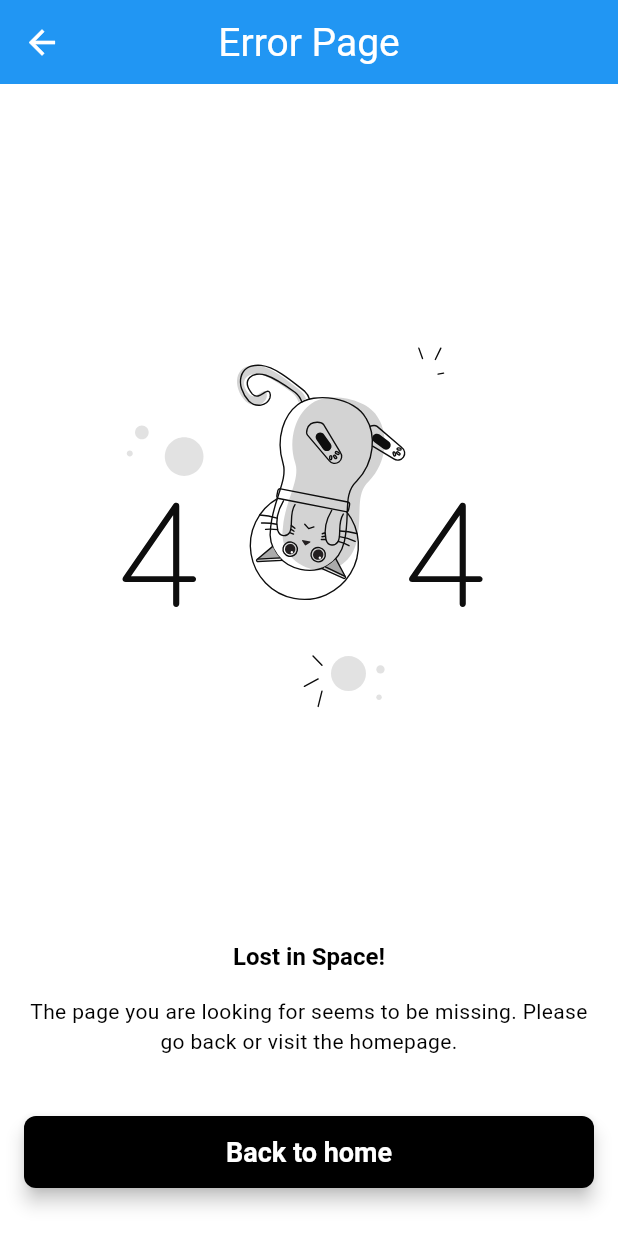
After one commit to Akash006/flutter_portfolio, a Flutter app: the screen it shows after launch, after a tap on "Error Page Route", on a phone screen of 412 x 824 dp. The commit adds this screen. Run offline on Flutter 3.47's test engine with Material 3 defaults, Android fonts, the phone set to English and light mode, and no system bars; our stand-ins replace animated_text_kit, flutter_svg, go_router, image_picker; Roboto replaces fonts that are missing (Raleway).

Commit message:
Adding error page route

```diff
--- a/lib/Routes/appRouteConfig.dart
+++ b/lib/Routes/appRouteConfig.dart
@@ -9,9 +9,12 @@ import 'package:flutter_portfolio/widgets/imagePicker.dart';
 import 'package:flutter_portfolio/widgets/tabBar.dart';
 import 'package:flutter_portfolio/widgets/snackBar.dart';
 import 'package:flutter_portfolio/widgets/dropdown.dart';
+import 'errorPage.dart';
 
 class MyAppRouter {
   GoRouter router = GoRouter(
+    // Only work if initialRoute is not defined
+    errorBuilder: (context, state) => const Error404Screen(),
     routes: [
       GoRoute(
         name: MyAppRouteConstants.homeWidgetRouteName,
@@ -52,7 +55,7 @@ class MyAppRouter {
         name: MyAppRouteConstants.dropDownWidgetRouteName,
         path: '/dropDownWidget',
         builder: (context, state) => const DropdownMenuExample(),
-      ),
+      )
     ],
   );
 }
--- /dev/null
+++ b/lib/Routes/errorPage.dart
@@ -0,0 +1,168 @@
+import 'package:flutter/material.dart';
+import 'package:flutter_svg/flutter_svg.dart';
+import 'package:flutter_portfolio/widgets/appBar.dart';
+import 'package:go_router/go_router.dart';
+
+class Error404Screen extends StatelessWidget {
+  const Error404Screen({super.key});
+
+  @override
+  Widget build(BuildContext context) {
+    return Scaffold(
+      appBar: AppbarWidget(titleText: "Error Page"),
+      backgroundColor: Colors.white,
+      body: SafeArea(
+        child: Padding(
+          padding: const EdgeInsets.all(16),
+          child: Column(
+            children: [
+              const Spacer(flex: 2),
+              SizedBox(
+                width: MediaQuery.of(context).size.width * 0.8,
+                child: AspectRatio(
+                  aspectRatio: 1,
+                  child: SvgPicture.string(
+                    error404Illistration,
+                    fit: BoxFit.scaleDown,
+                  ),
+                ),
+              ),
+              const Spacer(flex: 2),
+              ErrorInfo(
+                title: "Lost in Space!",
+                description:
+                "The page you are looking for seems to be missing. Please go back or visit the homepage.",
+                // button: you can pass your custom button,
+                btnText: "Back to home",
+                press: () {
+                  context.go('/');
+                },
+              ),
+            ],
+          ),
+        ),
+      ),
+    );
+  }
+}
+
+class ErrorInfo extends StatelessWidget {
+  const ErrorInfo({
+    super.key,
+    required this.title,
+    required this.description,
+    this.button,
+    this.btnText,
+    required this.press,
+  });
+
+  final String title;
+  final String description;
+  final Widget? button;
+  final String? btnText;
+  final VoidCallback press;
+
+  @override
+  Widget build(BuildContext context) {
+    return Center(
+      child: Container(
+        constraints: const BoxConstraints(maxWidth: 400),
+        alignment: Alignment.center,
+        child: Column(
+          crossAxisAlignment: CrossAxisAlignment.center,
+          mainAxisAlignment: MainAxisAlignment.center,
+          children: [
+            Text(
+              title,
+              style: Theme.of(context)
+                  .textTheme
+                  .headlineSmall!
+                  .copyWith(fontWeight: FontWeight.bold),
+            ),
+            const SizedBox(height: 16),
+            Text(
+              description,
+              textAlign: TextAlign.center,
+            ),
+            const SizedBox(height: 16 * 2.5),
+            button ??
+                ElevatedButton(
+                  onPressed: press,
+                  style: ElevatedButton.styleFrom(
+                      minimumSize: const Size(double.infinity, 48),
+                      backgroundColor: Colors.black,
+                      foregroundColor: Colors.white,
+                      shape: const RoundedRectangleBorder(
+                          borderRadius: BorderRadius.all(Radius.circular(8)))),
+                  child: Text(btnText ?? "Retry".toUpperCase()),
+                ),
+            const SizedBox(height: 16),
+          ],
+        ),
+      ),
+    );
+  }
+}
+
+const error404Illistration = '''
+<svg width="1080" height="1080" viewBox="0 0 1080 1080" fill="none" xmlns="http://www.w3.org/2000/svg">
+<path d="M541.25 279.47C578.25 249.12 667.8 262.99 691.7 308.91C712.54 343 711.93 403.16 670.77 446.27C639.83 475.71 657.51 514.97 644.31 576.87C619.44 682.87 466.85 645.71 483.2 545.35C489 486.52 521.03 442.86 510.2 407.15C492.36 349.79 514.08 300.51 541.25 279.47Z" fill="#D3D3D3"/>
+<path d="M514.4 279.47C551.4 249.12 641 263 664.85 308.9C685.69 342.99 685.08 403.15 643.92 446.26C613 475.71 630.66 515 617.46 576.86C592.59 682.86 440 645.7 456.35 545.34C462.15 486.51 494.18 442.85 483.35 407.14C465.51 349.79 487.23 300.51 514.4 279.47Z" stroke="#0E0E0E" stroke-width="3" stroke-linecap="round" stroke-linejoin="round"/>
+<path d="M622.45 512.9C637.407 531.813 646.211 554.854 647.677 578.922C649.143 602.99 643.2 626.929 630.649 647.517C618.098 668.106 599.541 684.355 577.476 694.077C555.41 703.8 530.896 706.53 507.232 701.899C483.569 697.268 461.892 685.499 445.12 668.175C428.347 650.852 417.284 628.806 413.42 605.006C409.556 581.205 413.076 556.791 423.507 535.052C433.937 513.312 450.777 495.289 471.76 483.41" stroke="#0E0E0E" stroke-width="3" stroke-linecap="round" stroke-linejoin="round"/>
+<path d="M624.519 491.348L477.978 462.678C475.181 462.131 472.47 463.954 471.923 466.751L469.771 477.752C469.223 480.549 471.047 483.26 473.844 483.807L620.385 512.478C623.182 513.025 625.893 511.201 626.44 508.405L628.593 497.403C629.14 494.606 627.316 491.896 624.519 491.348Z" stroke="#0E0E0E" stroke-width="3" stroke-linecap="round" stroke-linejoin="round"/>
+<path d="M599.21 615.7L619.65 656.83L571.9 634.43C582.3 629.76 593 621.15 599.21 615.7Z" fill="#ABABAB"/>
+<path d="M598.39 615.21L619.46 654.71C619.704 655.185 619.792 655.725 619.712 656.253C619.631 656.781 619.387 657.27 619.013 657.651C618.638 658.032 618.153 658.285 617.627 658.375C617.101 658.464 616.559 658.386 616.08 658.15L567.42 636.24" stroke="#0E0E0E" stroke-width="3" stroke-miterlimit="10"/>
+<path d="M574.78 632.79L619.03 653.7" stroke="#0E0E0E" stroke-width="3" stroke-miterlimit="10"/>
+<path d="M460.41 588.54L426.23 617.61L478.64 616.18C470.78 607.94 464.09 595.93 460.41 588.54Z" fill="#ABABAB"/>
+<path d="M460.8 588.29L426.39 616.94C425.981 617.287 425.693 617.754 425.566 618.275C425.439 618.796 425.48 619.343 425.683 619.839C425.886 620.335 426.241 620.754 426.696 621.037C427.152 621.319 427.685 621.449 428.22 621.41L482.22 619.03" stroke="#0E0E0E" stroke-width="3" stroke-miterlimit="10"/>
+<path d="M476.6 613.58L427.73 616.26" stroke="#0E0E0E" stroke-width="3" stroke-miterlimit="10"/>
+<path d="M584.07 400.95L536.81 345.46C531.87 338.76 537.09 325.77 543.81 320.83C550.51 315.89 567.08 315.48 572.01 322.18L608.42 383C610.789 386.233 611.782 390.272 611.182 394.235C610.583 398.198 608.439 401.762 605.22 404.15V404.15C601.987 406.519 597.948 407.512 593.985 406.912C590.022 406.313 586.458 404.169 584.07 400.95V400.95Z" stroke="#0E0E0E" stroke-width="3" stroke-miterlimit="10"/>
+<path d="M587.418 364.272L572.854 343.681C569.625 339.116 563.307 338.033 558.742 341.262L558.734 341.268C554.169 344.497 553.086 350.815 556.315 355.38L570.879 375.97C574.107 380.535 580.426 381.618 584.991 378.389L584.999 378.384C589.564 375.155 590.647 368.837 587.418 364.272Z" fill="#0E0E0E"/>
+<path d="M604.657 383.151L600.601 381.421C599.483 380.944 598.191 381.464 597.714 382.581L597.71 382.59C597.233 383.708 597.753 385 598.871 385.477L602.927 387.207C604.045 387.684 605.337 387.165 605.814 386.047L605.818 386.038C606.294 384.92 605.775 383.628 604.657 383.151Z" stroke="#0E0E0E" stroke-width="3" stroke-miterlimit="10"/>
+<path d="M585.411 392.28L585.137 396.681C585.062 397.894 585.984 398.938 587.197 399.014L587.207 399.014C588.42 399.089 589.464 398.167 589.539 396.955L589.812 392.553C589.887 391.34 588.965 390.296 587.752 390.221L587.742 390.22C586.53 390.145 585.486 391.067 585.411 392.28Z" stroke="#0E0E0E" stroke-width="3" stroke-miterlimit="10"/>
+<path d="M596.671 395.87C597.357 396.839 598.699 397.068 599.668 396.381C600.637 395.695 600.866 394.353 600.179 393.384L597.693 389.876C597.007 388.907 595.665 388.678 594.696 389.364C593.727 390.051 593.498 391.393 594.185 392.362L596.671 395.87Z" stroke="#0E0E0E" stroke-width="3" stroke-miterlimit="10"/>
+<path d="M672.85 326.27C678.64 324.14 685.03 323.62 688.77 326.27L742.61 372.39C745.882 374.704 748.106 378.218 748.795 382.166C749.485 386.114 748.584 390.174 746.29 393.46V393.46C743.976 396.732 740.462 398.956 736.514 399.645C732.566 400.335 728.506 399.434 725.22 397.14L678.11 368.74" stroke="#0E0E0E" stroke-width="3" stroke-miterlimit="10"/>
+<path d="M714.424 359.026L694.198 344.146C689.714 340.847 683.404 341.808 680.105 346.293L680.099 346.301C676.8 350.785 677.761 357.095 682.246 360.394L702.472 375.273C706.956 378.572 713.266 377.611 716.565 373.127L716.571 373.119C719.87 368.634 718.909 362.325 714.424 359.026Z" fill="#0E0E0E"/>
+<path d="M739.137 373.64L734.741 373.286C733.53 373.189 732.469 374.092 732.372 375.303L732.371 375.313C732.274 376.524 733.177 377.585 734.388 377.682L738.783 378.036C739.995 378.133 741.055 377.23 741.153 376.019L741.154 376.009C741.251 374.798 740.348 373.737 739.137 373.64Z" stroke="#0E0E0E" stroke-width="3" stroke-miterlimit="10"/>
+<path d="M723.686 384.871L724.833 389.149C725.148 390.327 726.36 391.027 727.539 390.711L727.548 390.708C728.727 390.392 729.426 389.181 729.11 388.002L727.964 383.724C727.648 382.546 726.436 381.847 725.258 382.163L725.248 382.165C724.069 382.481 723.37 383.693 723.686 384.871Z" stroke="#0E0E0E" stroke-width="3.01272" stroke-miterlimit="10"/>
+<path d="M735.54 388.252C736.498 388.954 737.843 388.745 738.544 387.787C739.245 386.828 739.037 385.483 738.079 384.782L734.608 382.243C733.65 381.542 732.305 381.75 731.603 382.709C730.902 383.667 731.111 385.012 732.069 385.713L735.54 388.252Z" stroke="#0E0E0E" stroke-width="3" stroke-miterlimit="10"/>
+<path d="M603.7 577.59C611.919 579.811 619.883 582.888 627.46 586.77" stroke="#0E0E0E" stroke-width="3" stroke-linecap="round" stroke-linejoin="round"/>
+<path d="M567 573.27C570.273 573.203 573.49 573.247 576.65 573.4" stroke="#0E0E0E" stroke-width="3" stroke-linecap="round" stroke-linejoin="round"/>
+<path d="M606.77 567C618.575 568.778 630.06 572.254 640.87 577.32" stroke="#0E0E0E" stroke-width="3" stroke-linecap="round" stroke-linejoin="round"/>
+<path d="M568.33 567.19C570.75 566.83 573.143 566.533 575.51 566.3" stroke="#0E0E0E" stroke-width="3" stroke-linecap="round" stroke-linejoin="round"/>
+<path d="M607.06 554.69C619.654 554.65 632.18 556.525 644.21 560.25" stroke="#0E0E0E" stroke-width="3" stroke-linecap="round" stroke-linejoin="round"/>
+<path d="M569.06 560.76C570.987 560.16 572.903 559.607 574.81 559.1" stroke="#0E0E0E" stroke-width="3" stroke-linecap="round" stroke-linejoin="round"/>
+<path d="M471.32 551.63C462.638 550.509 453.861 550.328 445.14 551.09" stroke="#0E0E0E" stroke-width="3" stroke-linecap="round" stroke-linejoin="round"/>
+<path d="M506.21 561.37C503.437 560.177 500.673 559.087 497.92 558.1" stroke="#0E0E0E" stroke-width="3" stroke-linecap="round" stroke-linejoin="round"/>
+<path d="M469.15 540C458.368 537.648 447.321 536.743 436.3 537.31" stroke="#0E0E0E" stroke-width="3" stroke-linecap="round" stroke-linejoin="round"/>
+<path d="M507.3 555.25C504.987 553.877 502.653 552.587 500.3 551.38" stroke="#0E0E0E" stroke-width="3" stroke-linecap="round" stroke-linejoin="round"/>
+<path d="M470.17 526.79C457.974 522.552 445.205 520.192 432.3 519.79" stroke="#0E0E0E" stroke-width="3" stroke-linecap="round" stroke-linejoin="round"/>
+<path d="M509.14 548.76C506.58 546.673 503.993 544.717 501.38 542.89" stroke="#0E0E0E" stroke-width="3" stroke-linecap="round" stroke-linejoin="round"/>
+<path d="M484.23 488.81C472.01 509.48 466.3 530.81 471.65 553.08C476.56 568.59 491.79 566.94 497.5 558.14C506.15 546.09 495.98 516.73 509.44 497.14" stroke="#0E0E0E" stroke-width="3" stroke-miterlimit="10" stroke-linecap="round"/>
+<path d="M589.68 509.44C577.46 530.11 571.75 551.44 577.1 573.71C582.01 589.22 597.24 587.57 602.95 578.77C611.6 566.72 601.43 537.36 614.89 517.77" stroke="#0E0E0E" stroke-width="3" stroke-miterlimit="10" stroke-linecap="round"/>
+<path d="M575.439 609.419C577.102 600.92 571.56 592.683 563.061 591.02C554.563 589.357 546.325 594.899 544.663 603.398C543 611.896 548.541 620.134 557.04 621.797C565.539 623.459 573.776 617.918 575.439 609.419Z" stroke="#0E0E0E" stroke-width="3" stroke-miterlimit="10"/>
+<path d="M571.111 608.572C572.306 602.464 568.323 596.543 562.215 595.348C556.106 594.153 550.186 598.136 548.99 604.244C547.795 610.353 551.778 616.273 557.887 617.468C563.995 618.664 569.916 614.681 571.111 608.572Z" fill="#231F20"/>
+<path d="M542.42 579.94L533.27 586.1C533.114 586.207 532.937 586.282 532.752 586.32C532.566 586.359 532.374 586.36 532.188 586.324C532.002 586.287 531.825 586.214 531.668 586.109C531.51 586.004 531.375 585.868 531.27 585.71L525.11 576.56C525.003 576.404 524.928 576.227 524.89 576.042C524.851 575.856 524.85 575.664 524.886 575.478C524.923 575.292 524.996 575.115 525.101 574.958C525.206 574.8 525.342 574.665 525.5 574.56L542.8 577.94C542.908 578.096 542.983 578.272 543.022 578.457C543.061 578.642 543.063 578.833 543.028 579.019C542.993 579.206 542.921 579.383 542.816 579.541C542.712 579.699 542.577 579.834 542.42 579.94Z" fill="#231F20"/>
+<path d="M550.77 545.79L539.39 549.54L530.69 539.96" stroke="#0E0E0E" stroke-width="3" stroke-linecap="round" stroke-linejoin="round"/>
+<path d="M566.239 613.545C566.519 612.114 565.586 610.727 564.155 610.447C562.725 610.167 561.338 611.1 561.058 612.531C560.778 613.962 561.711 615.349 563.142 615.629C564.573 615.909 565.96 614.976 566.239 613.545Z" fill="white"/>
+<path d="M514.267 597.452C515.929 588.954 510.388 580.716 501.889 579.053C493.39 577.391 485.153 582.932 483.49 591.431C481.827 599.93 487.369 608.167 495.868 609.83C504.366 611.493 512.604 605.951 514.267 597.452Z" stroke="#0E0E0E" stroke-width="3" stroke-miterlimit="10"/>
+<path d="M509.939 596.606C511.134 590.497 507.151 584.577 501.042 583.381C494.934 582.186 489.013 586.169 487.818 592.278C486.623 598.386 490.606 604.307 496.714 605.502C502.823 606.697 508.743 602.714 509.939 596.606Z" fill="#231F20"/>
+<path d="M505.067 601.579C505.347 600.148 504.414 598.761 502.983 598.481C501.552 598.201 500.165 599.134 499.885 600.565C499.605 601.996 500.538 603.383 501.969 603.663C503.4 603.943 504.787 603.01 505.067 601.579Z" fill="white"/>
+<path d="M516.87 273C514.7 265.61 510.13 258.42 502.61 252.06C479.88 235.62 458.61 220.96 438.37 214.51C410.37 204.92 382.02 223.83 408.98 255.72C420.42 267.18 431.92 252.94 439.53 250.28C446.11 246.64 449.95 254.44 447.18 264.1C440.41 281.22 417.5 286 401.5 271.32C370.3 237.32 377.61 188.41 427.95 193.05C457.95 196.29 490.84 223.54 523.05 249.26C528.103 253.997 531.768 260.024 533.65 266.69" fill="#D3D3D3"/>
+<path d="M524.28 273C522.11 265.61 517.54 258.42 510.02 252.06C487.29 235.62 466.02 220.96 445.78 214.51C417.78 204.92 389.43 223.83 416.39 255.72C427.83 267.18 439.33 252.94 446.94 250.28C453.52 246.64 457.36 254.44 454.59 264.1C447.82 281.22 424.91 286 408.91 271.32C377.71 237.32 385.02 188.41 435.36 193.05C465.36 196.29 498.25 223.54 530.46 249.26C535.513 253.997 539.178 260.024 541.06 266.69" stroke="#0E0E0E" stroke-width="3" stroke-linecap="round" stroke-linejoin="round"/>
+<path d="M287.189 653.802C288.889 653.802 290.27 654.44 291.332 655.715C292.607 656.777 293.245 658.158 293.245 659.858C293.245 661.77 292.607 663.364 291.332 664.639C290.27 665.701 288.889 666.232 287.189 666.232H256.592V713.403C256.592 715.528 255.954 717.334 254.679 718.821C253.617 720.096 252.023 720.734 249.899 720.734C247.774 720.734 246.074 720.096 244.799 718.821C243.737 717.334 243.206 715.528 243.206 713.403V666.232H142.49L142.171 666.87V666.232H139.622C137.497 666.232 135.797 665.701 134.522 664.639C133.247 663.364 132.61 661.877 132.61 660.177C132.61 658.477 133.247 656.671 134.522 654.759L244.162 495.717C245.437 493.805 247.455 492.849 250.217 492.849C251.917 492.849 253.405 493.486 254.679 494.761C255.954 496.036 256.592 497.842 256.592 500.179V653.802H287.189ZM151.095 653.802H243.206V520.577L151.095 653.802Z" fill="#0E0E0E"/>
+<path d="M913.119 653.802C914.819 653.802 916.2 654.44 917.262 655.715C918.537 656.777 919.174 658.158 919.174 659.858C919.174 661.77 918.537 663.364 917.262 664.639C916.2 665.701 914.819 666.232 913.119 666.232H882.522V713.403C882.522 715.528 881.884 717.334 880.609 718.821C879.547 720.096 877.953 720.734 875.829 720.734C873.704 720.734 872.004 720.096 870.729 718.821C869.667 717.334 869.135 715.528 869.135 713.403V666.232H768.42L768.101 666.87V666.232H765.551C763.427 666.232 761.727 665.701 760.452 664.639C759.177 663.364 758.54 661.877 758.54 660.177C758.54 658.477 759.177 656.671 760.452 654.759L870.092 495.717C871.366 493.805 873.385 492.849 876.147 492.849C877.847 492.849 879.334 493.486 880.609 494.761C881.884 496.036 882.522 497.842 882.522 500.179V653.802H913.119ZM777.025 653.802H869.135V520.577L777.025 653.802Z" fill="#0E0E0E"/>
+<path d="M174.88 354.24C183.104 354.24 189.77 347.574 189.77 339.35C189.77 331.126 183.104 324.46 174.88 324.46C166.656 324.46 159.99 331.126 159.99 339.35C159.99 347.574 166.656 354.24 174.88 354.24Z" fill="#E2E2E2"/>
+<path d="M148.49 392C152.08 392 154.99 389.09 154.99 385.5C154.99 381.91 152.08 379 148.49 379C144.9 379 141.99 381.91 141.99 385.5C141.99 389.09 144.9 392 148.49 392Z" fill="#E2E2E2"/>
+<path d="M267.24 434.5C290.574 434.5 309.49 415.584 309.49 392.25C309.49 368.916 290.574 350 267.24 350C243.906 350 224.99 368.916 224.99 392.25C224.99 415.584 243.906 434.5 267.24 434.5Z" fill="#E2E2E2"/>
+<path d="M696.1 866.22C701.131 866.22 705.21 862.141 705.21 857.11C705.21 852.079 701.131 848 696.1 848C691.069 848 686.99 852.079 686.99 857.11C686.99 862.141 691.069 866.22 696.1 866.22Z" fill="#E2E2E2"/>
+<path d="M626.24 904.5C647.365 904.5 664.49 887.375 664.49 866.25C664.49 845.125 647.365 828 626.24 828C605.115 828 587.99 845.125 587.99 866.25C587.99 887.375 605.115 904.5 626.24 904.5Z" fill="#E2E2E2"/>
+<path d="M692.99 924C696.304 924 698.99 921.314 698.99 918C698.99 914.686 696.304 912 692.99 912C689.676 912 686.99 914.686 686.99 918C686.99 921.314 689.676 924 692.99 924Z" fill="#E2E2E2"/>
+<path d="M815.99 180L827.99 155.23" stroke="#0E0E0E" stroke-width="3" stroke-linecap="round" stroke-linejoin="round"/>
+<path d="M787.99 178L779.91 155.23" stroke="#0E0E0E" stroke-width="3" stroke-linecap="round" stroke-linejoin="round"/>
+<path d="M821.99 212L833.99 210" stroke="#0E0E0E" stroke-width="3" stroke-linecap="round" stroke-linejoin="round"/>
+<path d="M560.05 878L529.91 894" stroke="#0E0E0E" stroke-width="3" stroke-linecap="round" stroke-linejoin="round"/>
+<path d="M568.33 904.5L560.05 938" stroke="#0E0E0E" stroke-width="3" stroke-linecap="round" stroke-linejoin="round"/>
+<path d="M568.33 848L548.78 828" stroke="#0E0E0E" stroke-width="3" stroke-linecap="round" stroke-linejoin="round"/>
+</svg>
+''';
--- a/lib/widgets/home.dart
+++ b/lib/widgets/home.dart
@@ -14,7 +14,9 @@ class HomeWidget extends StatelessWidget {
   Widget build(BuildContext context) {
     return Scaffold(
       appBar: AppbarWidget(titleText: "Sample Widgets"),
-      body: Container(
+      body: Column(
+        children: [
+          Expanded(
             child: ListView.builder(
               itemCount: routeData["widget"].length,
               padding: EdgeInsets.all(8),
@@ -31,7 +33,27 @@ class HomeWidget extends StatelessWidget {
                     },
                   ),
                 );
-            }),
+              },
+            ),
+          ),
+          // Spacer to create maximum space between the list and the bottom card
+          SizedBox(height: 16),
+          Card(
+            color: Colors.red,
+            margin: EdgeInsets.all(8),
+            child: ListTile(
+              title: Center(
+                child: Text(
+                  "Error Page Route",
+                  style: TextStyle(color: Colors.white, fontSize: 18, fontWeight: FontWeight.bold),
+                ),
+              ),
+              onTap: (){
+                context.push('/error');
+              },
+            ),
+          ),
+        ],
       ),
     );
   }
--- a/pubspec.yaml
+++ b/pubspec.yaml
@@ -38,6 +38,7 @@ dependencies:
   go_router: ^14.3.0
   animated_text_kit: ^4.2.2
   image_picker: ^1.1.2
+  flutter_svg: ^2.0.10+1
 
 dev_dependencies:
   flutter_test:
```
Also changed, not shown: pubspec.lock. Lines whose indentation alone changed are shown as unchanged.
